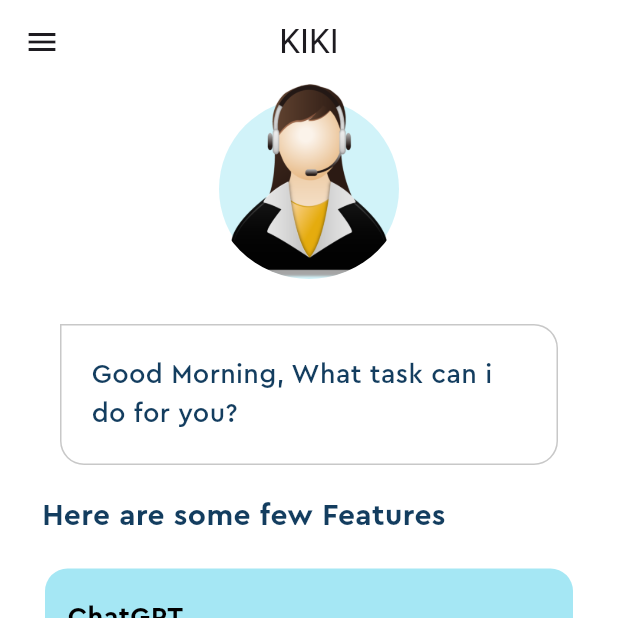
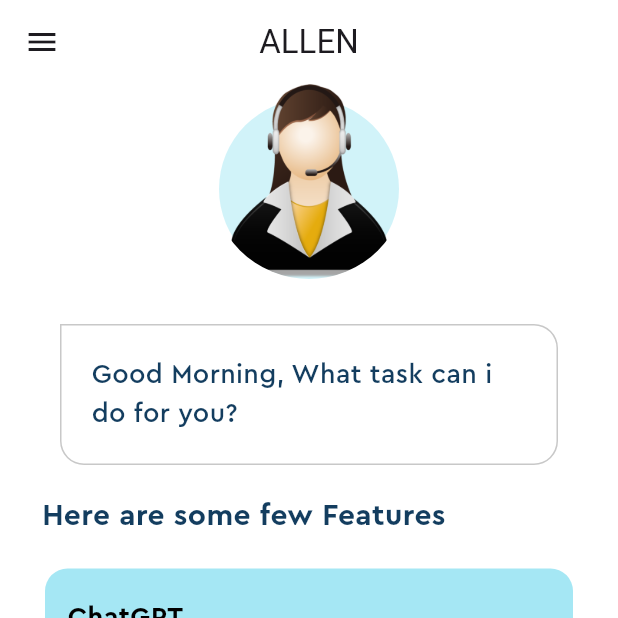
Before and after one commit to Sampanna-Barakoti/Voice-Assistance-App, a Flutter app: the screen it shows after launch, on a phone screen of 412 x 824 dp, the top half of it. Run offline on Flutter 3.47's test engine with Material 3 defaults, Android fonts, the phone set to English and light mode, and no system bars.

Commit message:
title changed

```diff
--- a/lib/home_page.dart
+++ b/lib/home_page.dart
@@ -14,7 +14,7 @@ class _HomePageState extends State<HomePage> {
   Widget build(BuildContext context) {
     return Scaffold(
       appBar: AppBar(
-        title: Text('KIKI'),
+        title: Text('ALLEN'),
         leading: Icon(Icons.menu),
         centerTitle: true,
       ),
```
